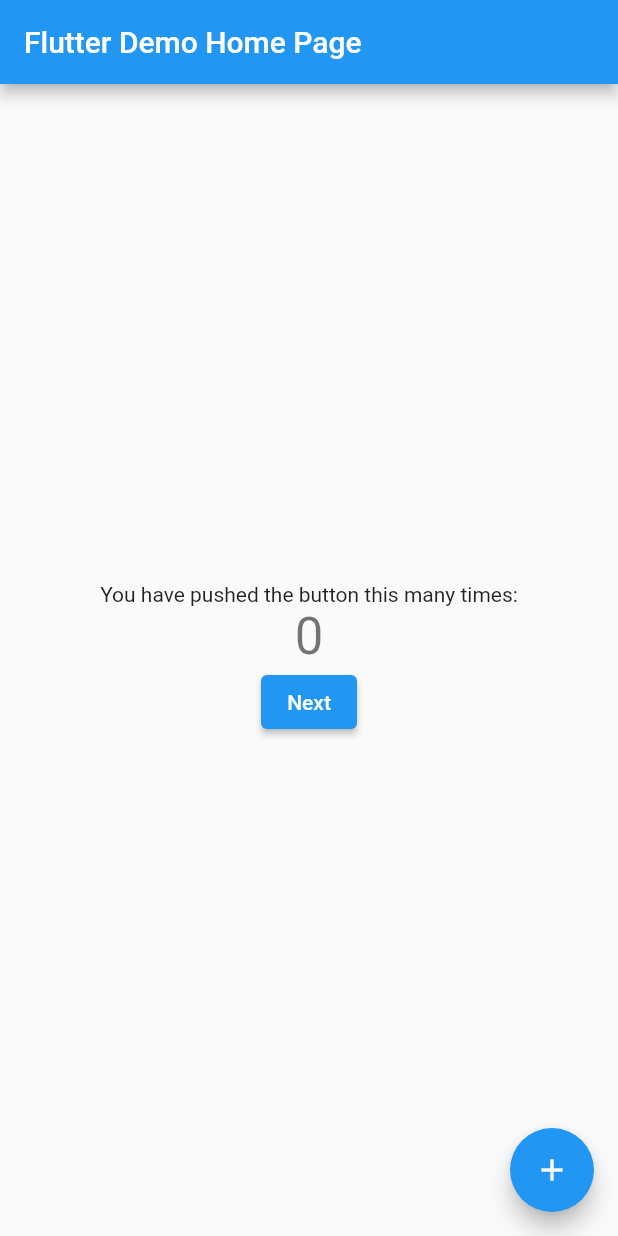
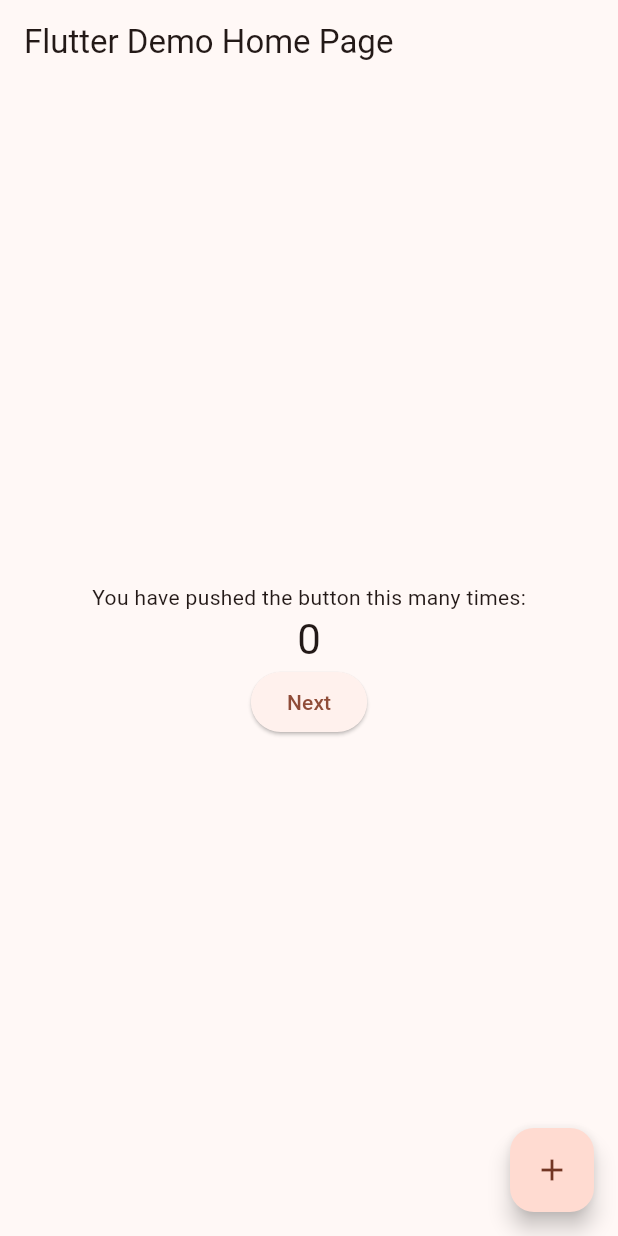
Before and after one commit to huang840801/appworks_school_flutter_homework, a Flutter app: the screen it shows after launch, on a phone screen of 412 x 824 dp. Run offline on Flutter 3.47's test engine with Material 2 defaults, Android fonts, the phone set to English and light mode, and no system bars.

Commit message:
change theme

```diff
--- a/lib/main.dart
+++ b/lib/main.dart
@@ -13,16 +13,8 @@ class MyApp extends StatelessWidget {
     return MaterialApp(
       title: 'Flutter Demo',
       theme: ThemeData(
-        // This is the theme of your application.
-        //
-        // Try running your application with "flutter run". You'll see the
-        // application has a blue toolbar. Then, without quitting the app, try
-        // changing the primarySwatch below to Colors.green and then invoke
-        // "hot reload" (press "r" in the console where you ran "flutter run",
-        // or simply save your changes to "hot reload" in a Flutter IDE).
-        // Notice that the counter didn't reset back to zero; the application
-        // is not restarted.
-        primarySwatch: Colors.blue,
+        useMaterial3: true,
+        colorScheme: ColorScheme.fromSeed(seedColor: Colors.deepOrange),
       ),
       home: const MyHomePage(title: 'Flutter Demo Home Page'),
     );
```
